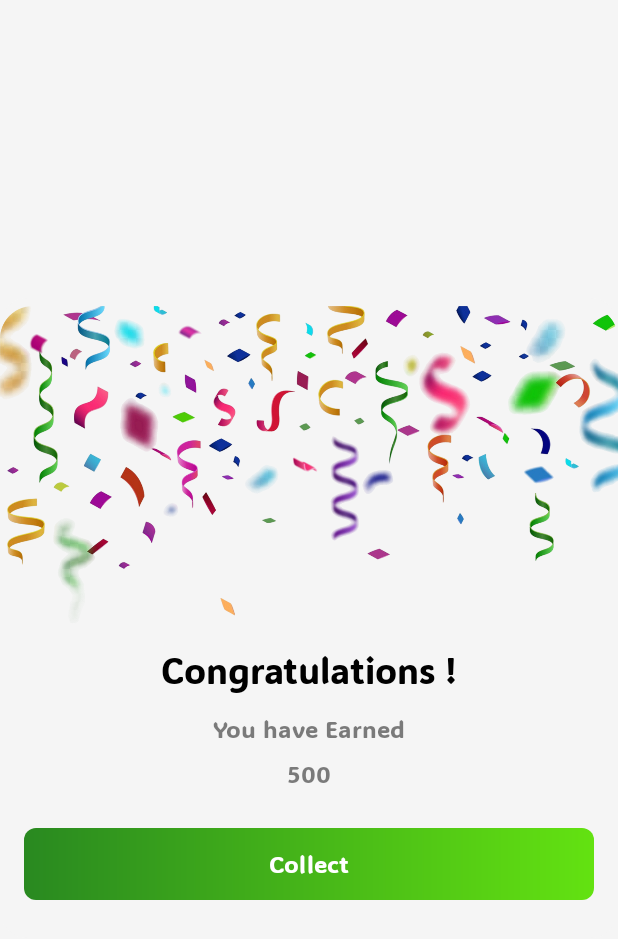
After one commit to harshBackeend/RoundRoblx, an Android app: the layout canvas_dialog_view.xml on its own in the app's theme, with its tools: preview values and no code run, on a phone screen of 412 x 824 dp. The commit adds this screen. Shown: the top 939 px of the screen. Run offline under Robolectric (Android 15) with nearby library versions, the phone set to English and light mode, and no system bars.

Commit message:
1. CanvasActivity.kt Work Done  .

```diff
--- /dev/null
+++ b/app/src/main/res/layout/canvas_dialog_view.xml
@@ -0,0 +1,90 @@
+<?xml version="1.0" encoding="utf-8"?>
+<com.google.android.material.card.MaterialCardView xmlns:android="http://schemas.android.com/apk/res/android"
+    xmlns:app="http://schemas.android.com/apk/res-auto"
+    android:layout_width="match_parent"
+    android:layout_height="wrap_content"
+    xmlns:tools="http://schemas.android.com/tools"
+    android:layout_gravity="center_vertical"
+    app:cardBackgroundColor="@color/white_bg"
+    app:cardCornerRadius="18dp"
+    app:strokeWidth="0dp">
+
+    <androidx.constraintlayout.widget.ConstraintLayout
+        android:layout_width="match_parent"
+        android:layout_height="wrap_content">
+
+        <com.google.android.material.imageview.ShapeableImageView
+            android:id="@+id/roundImageCongratulations"
+            android:layout_width="0dp"
+            app:layout_constraintStart_toStartOf="parent"
+            app:layout_constraintEnd_toEndOf="parent"
+            app:layout_constraintTop_toTopOf="parent"
+            app:layout_constraintDimensionRatio="16:9"
+            android:src="@drawable/round_canvas_congratulations"
+            android:layout_height="0dp"/>
+
+        <com.google.android.material.textview.MaterialTextView
+            android:id="@+id/roundCongratulations"
+            android:layout_width="wrap_content"
+            android:layout_height="wrap_content"
+            android:fontFamily="@font/round_regular"
+            android:text="@string/congratulations"
+            android:textColor="@color/black"
+            android:textSize="24sp"
+            android:layout_marginHorizontal="@dimen/round_h_m"
+            app:layout_constraintEnd_toEndOf="parent"
+            app:layout_constraintStart_toStartOf="parent"
+            app:layout_constraintTop_toBottomOf="@id/roundImageCongratulations" />
+
+        <com.google.android.material.textview.MaterialTextView
+            android:id="@+id/roundYouHaveEarned"
+            android:layout_width="wrap_content"
+            android:layout_height="wrap_content"
+            android:layout_marginTop="12dp"
+            android:fontFamily="@font/round_regular"
+            android:text="@string/you_have_earned"
+            android:layout_marginHorizontal="@dimen/round_h_m"
+            android:textAlignment="center"
+            android:textColor="@color/black_a_50"
+            android:textSize="16sp"
+            app:layout_constraintEnd_toEndOf="parent"
+            app:layout_constraintStart_toStartOf="parent"
+            app:layout_constraintTop_toBottomOf="@id/roundCongratulations" />
+
+        <com.google.android.material.textview.MaterialTextView
+            android:id="@+id/roundMoney"
+            android:layout_width="wrap_content"
+            android:layout_height="wrap_content"
+            android:layout_marginTop="8dp"
+            android:fontFamily="@font/round_regular"
+            android:layout_marginHorizontal="@dimen/round_h_m"
+            tools:text="500"
+            android:textAlignment="center"
+            android:textColor="@color/black_a_50"
+            android:textSize="16sp"
+            app:layout_constraintEnd_toEndOf="parent"
+            app:layout_constraintStart_toStartOf="parent"
+            app:layout_constraintTop_toBottomOf="@id/roundYouHaveEarned" />
+
+        <com.google.android.material.button.MaterialButton
+            android:id="@+id/buttonClam"
+            style="@style/buttonSmall"
+            android:layout_width="0dp"
+            android:layout_height="wrap_content"
+            android:layout_marginVertical="25dp"
+            android:background="@drawable/round_button_bg"
+            android:elevation="15dp"
+            android:text="@string/collect"
+            android:layout_marginHorizontal="@dimen/round_h_m"
+            android:textColor="@color/white"
+            app:backgroundTint="@null"
+            app:layout_constraintEnd_toEndOf="parent"
+            app:layout_constraintHorizontal_bias="0.5"
+            app:layout_constraintStart_toStartOf="parent"
+            app:layout_constraintBottom_toBottomOf="parent"
+            app:layout_constraintTop_toBottomOf="@id/roundMoney" />
+
+    </androidx.constraintlayout.widget.ConstraintLayout>
+
+
+</com.google.android.material.card.MaterialCardView>
--- a/app/src/main/res/values/strings.xml
+++ b/app/src/main/res/values/strings.xml
@@ -73,6 +73,9 @@
     <string name="round_rbx">%1$s Rbx</string>
     <string name="round_dollar">%1$s Dollar</string>
     <string name="scratch_win">Scratch &amp; Win</string>
+    <string name="congratulations">Congratulations !</string>
+    <string name="you_have_earned">You have Earned</string>
+    <string name="collect">Collect</string>
 
 
 </resources>
```
Also changed, not shown: app/src/main/java/com/demo/roundRoblx/Panel/CanvasActivity.kt (+68 -1 lines), app/src/main/java/com/demo/roundRoblx/various/CanvasDialog.kt (added, +40 -0 lines), app/src/main/res/drawable/round_canvas_congratulations.png (added), app/src/main/res/drawable/round_scratch_card.png (added).
